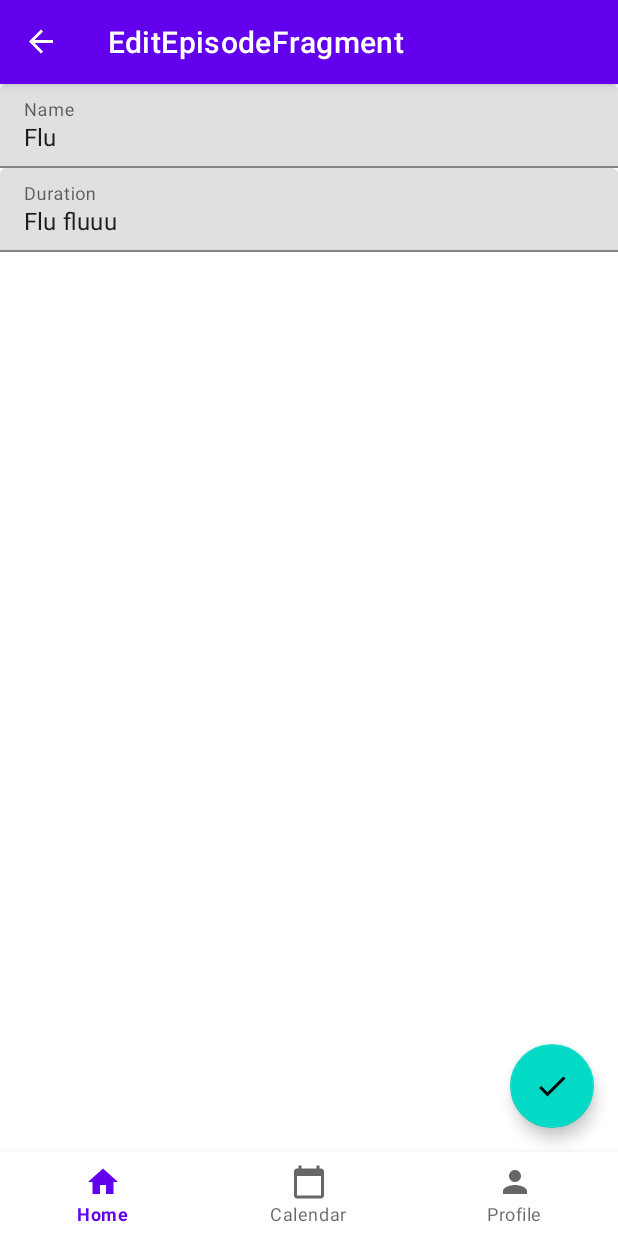
After one commit to GalinaShiryaeva/Healer, an Android app: the EditEpisodeFragment screen opened through its navigation route, on a phone screen of 412 x 824 dp. The commit adds this screen. Run offline under Robolectric (Android 15) with nearby library versions, the phone set to English and light mode, and no system bars; our stand-ins replace navigation-ui.

Commit message:
Added layout for episode edit

```diff
--- a/app/src/main/java/ru/app/healer/data/repository/EpisodeRepositoryInMemoryImpl.kt
+++ b/app/src/main/java/ru/app/healer/data/repository/EpisodeRepositoryInMemoryImpl.kt
@@ -80,10 +80,10 @@ class EpisodeRepositoryInMemoryImpl : EpisodeRepository {
     }
 
     override fun editById(id: Long) {
-        TODO("Not yet implemented")
+        //FIXME("Not yet implemented")
     }
 
     override fun edit(episode: Episode) {
-        TODO("Not yet implemented")
+        //FIXME("Not yet implemented")
     }
 }
--- /dev/null
+++ b/app/src/main/java/ru/app/healer/domain/utils/StringArg.kt
@@ -0,0 +1,14 @@
+package ru.app.healer.domain.utils
+
+import android.os.Bundle
+import kotlin.properties.ReadWriteProperty
+import kotlin.reflect.KProperty
+
+object StringArg : ReadWriteProperty<Bundle, String?> {
+    override fun getValue(thisRef: Bundle, property: KProperty<*>): String? =
+        thisRef.getString(property.name)
+
+    override fun setValue(thisRef: Bundle, property: KProperty<*>, value: String?) {
+        thisRef.putString(property.name, value)
+    }
+}
--- /dev/null
+++ b/app/src/main/java/ru/app/healer/ui/home/EditEpisodeFragment.kt
@@ -0,0 +1,34 @@
+package ru.app.healer.ui.home
+
+import android.os.Bundle
+import android.view.LayoutInflater
+import android.view.View
+import android.view.ViewGroup
+import androidx.fragment.app.Fragment
+import ru.app.healer.databinding.FragmentEditEpisodeBinding
+import ru.app.healer.domain.utils.StringArg
+
+class EditEpisodeFragment : Fragment() {
+
+    //    private val homeViewModel: HomeViewModel(
+//            ownerProducer = ::requireParentFragment
+//    )
+    override fun onCreateView(
+        inflater: LayoutInflater,
+        container: ViewGroup?,
+        savedInstanceState: Bundle?
+    ): View {
+        val binding = FragmentEditEpisodeBinding.inflate(
+            inflater,
+            container,
+            false
+        )
+
+        return binding.root
+    }
+
+    companion object {
+        var Bundle.nameArg: String? by StringArg
+        var Bundle.durationArg: String? by StringArg // FIXME("must be of type Data or something")
+    }
+}
--- a/app/src/main/java/ru/app/healer/ui/home/HomeFragment.kt
+++ b/app/src/main/java/ru/app/healer/ui/home/HomeFragment.kt
@@ -6,8 +6,12 @@ import android.view.View
 import android.view.ViewGroup
 import androidx.fragment.app.Fragment
 import androidx.lifecycle.ViewModelProvider
+import androidx.navigation.fragment.findNavController
+import ru.app.healer.R
 import ru.app.healer.data.repository.Episode
 import ru.app.healer.databinding.FragmentHomeBinding
+import ru.app.healer.ui.home.EditEpisodeFragment.Companion.durationArg
+import ru.app.healer.ui.home.EditEpisodeFragment.Companion.nameArg
 import ru.app.healer.ui.home.adapter.ListEpisodeAdapter
 import ru.app.healer.ui.home.adapter.OnEpisodeListener
 
@@ -34,7 +38,13 @@ class HomeFragment : Fragment() {
 
             override fun onEdit(episode: Episode) {
                 homeViewModel.edit(episode)
-                //FIXME("Transfer to the Edit fragment")
+                findNavController().navigate(
+                    R.id.action_navigation_home_to_editEpisodeFragment,
+                    Bundle().apply {
+                        nameArg = episode.name
+                        durationArg = episode.duration
+                    }
+                )
             }
 
             override fun onRemove(episode: Episode) {
--- /dev/null
+++ b/app/src/main/res/drawable/ic_save_24.xml
@@ -0,0 +1,5 @@
+<vector android:height="24dp" android:tint="#878787"
+    android:viewportHeight="24" android:viewportWidth="24"
+    android:width="24dp" xmlns:android="http://schemas.android.com/apk/res/android">
+    <path android:fillColor="@android:color/white" android:pathData="M9,16.17L4.83,12l-1.42,1.41L9,19 21,7l-1.41,-1.41L9,16.17z"/>
+</vector>
--- /dev/null
+++ b/app/src/main/res/layout/fragment_edit_episode.xml
@@ -0,0 +1,56 @@
+<?xml version="1.0" encoding="utf-8"?>
+<androidx.constraintlayout.widget.ConstraintLayout xmlns:android="http://schemas.android.com/apk/res/android"
+    xmlns:app="http://schemas.android.com/apk/res-auto"
+    xmlns:tools="http://schemas.android.com/tools"
+    android:layout_width="match_parent"
+    android:layout_height="match_parent">
+
+    <com.google.android.material.textfield.TextInputLayout
+        android:id="@+id/episode_name"
+        android:layout_width="match_parent"
+        android:layout_height="wrap_content"
+        android:hint="Name"
+        app:endIconMode="clear_text"
+        app:layout_constraintEnd_toEndOf="parent"
+        app:layout_constraintStart_toStartOf="parent"
+        app:layout_constraintTop_toTopOf="parent">
+
+        <com.google.android.material.textfield.TextInputEditText
+            android:layout_width="match_parent"
+            android:layout_height="wrap_content"
+            android:text="Flu"
+            android:inputType="textMultiLine"
+            app:endIconMode="clear_text" />
+
+    </com.google.android.material.textfield.TextInputLayout>
+
+    <com.google.android.material.textfield.TextInputLayout
+        android:id="@+id/episode_duration"
+        android:layout_width="match_parent"
+        android:layout_height="wrap_content"
+        android:hint="Duration"
+        app:endIconMode="clear_text"
+        app:layout_constraintEnd_toEndOf="parent"
+        app:layout_constraintStart_toStartOf="parent"
+        app:layout_constraintTop_toBottomOf="@id/episode_name">
+
+        <com.google.android.material.textfield.TextInputEditText
+            android:layout_width="match_parent"
+            android:layout_height="wrap_content"
+            android:inputType="text"
+            android:text="Flu fluuu"/>
+
+    </com.google.android.material.textfield.TextInputLayout>
+
+
+    <com.google.android.material.floatingactionbutton.FloatingActionButton
+        android:id="@+id/save"
+        android:layout_width="wrap_content"
+        android:layout_height="wrap_content"
+        android:layout_margin="@dimen/common_spacing"
+        android:contentDescription="@string/save"
+        android:src="@drawable/ic_save_24"
+        app:layout_constraintBottom_toBottomOf="parent"
+        app:layout_constraintEnd_toEndOf="parent" />
+
+</androidx.constraintlayout.widget.ConstraintLayout>
--- a/app/src/main/res/layout/fragment_home.xml
+++ b/app/src/main/res/layout/fragment_home.xml
@@ -1,8 +1,7 @@
 <?xml version="1.0" encoding="utf-8"?>
-<androidx.constraintlayout.widget.ConstraintLayout
-    xmlns:android="http://schemas.android.com/apk/res/android"
+<androidx.constraintlayout.widget.ConstraintLayout xmlns:android="http://schemas.android.com/apk/res/android"
+    xmlns:app="http://schemas.android.com/apk/res-auto"
     xmlns:tools="http://schemas.android.com/tools"
-    xmlns:app="http://schemas.android.com/apk/res-auto"
     android:id="@+id/container"
     android:layout_width="match_parent"
     android:layout_height="match_parent"
@@ -13,21 +12,21 @@
         android:layout_width="0dp"
         android:layout_height="0dp"
         app:layoutManager="androidx.recyclerview.widget.LinearLayoutManager"
-        tools:listitem="@layout/item_episode"
+        app:layout_constraintBottom_toBottomOf="parent"
+        app:layout_constraintEnd_toEndOf="parent"
         app:layout_constraintStart_toStartOf="parent"
-        app:layout_constraintEnd_toEndOf="parent"
         app:layout_constraintTop_toTopOf="parent"
-        app:layout_constraintBottom_toBottomOf="parent"/>
+        tools:listitem="@layout/item_episode" />
 
     <com.google.android.material.floatingactionbutton.FloatingActionButton
         android:id="@+id/create"
         android:layout_width="wrap_content"
         android:layout_height="wrap_content"
-        app:layout_constraintBottom_toBottomOf="parent"
-        app:layout_constraintEnd_toEndOf="parent"
         android:layout_margin="@dimen/common_spacing"
         android:layout_marginBottom="?attr/actionBarSize"
+        android:contentDescription="Add episode"
         android:src="@drawable/ic_add_24"
-        android:contentDescription="Add episode" />
+        app:layout_constraintBottom_toBottomOf="parent"
+        app:layout_constraintEnd_toEndOf="parent" />
 
 </androidx.constraintlayout.widget.ConstraintLayout>
--- a/app/src/main/res/navigation/nav_main.xml
+++ b/app/src/main/res/navigation/nav_main.xml
@@ -9,7 +9,11 @@
         android:id="@+id/navigation_home"
         android:name="ru.app.healer.ui.home.HomeFragment"
         android:label="fragment_home"
-        tools:layout="@layout/fragment_home" />
+        tools:layout="@layout/fragment_home" >
+        <action
+            android:id="@+id/action_navigation_home_to_editEpisodeFragment"
+            app:destination="@id/editEpisodeFragment" />
+    </fragment>
     <fragment
         android:id="@+id/navigation_calendar"
         android:name="ru.app.healer.ui.calendar.CalendarFragment"
@@ -20,4 +24,9 @@
         android:name="ru.app.healer.ui.profile.ProfileFragment"
         android:label="fragment_profile"
         tools:layout="@layout/fragment_profile" />
+    <fragment
+        android:id="@+id/editEpisodeFragment"
+        android:name="ru.app.healer.ui.home.EditEpisodeFragment"
+        android:label="EditEpisodeFragment"
+        tools:layout="@layout/fragment_edit_episode"/>
 </navigation>
--- a/app/src/main/res/values-night/strings.xml
+++ b/app/src/main/res/values-night/strings.xml
@@ -4,4 +4,5 @@
     <string name="menu">Menu</string>
     <string name="edit">Edit</string>
     <string name="remove">Remove</string>
+    <string name="save">Save</string>
 </resources>
--- a/app/src/main/res/values/strings.xml
+++ b/app/src/main/res/values/strings.xml
@@ -12,4 +12,5 @@
     <string name="menu">Menu</string>
     <string name="edit">Edit</string>
     <string name="remove">Remove</string>
+    <string name="save">Save</string>
 </resources>
```
